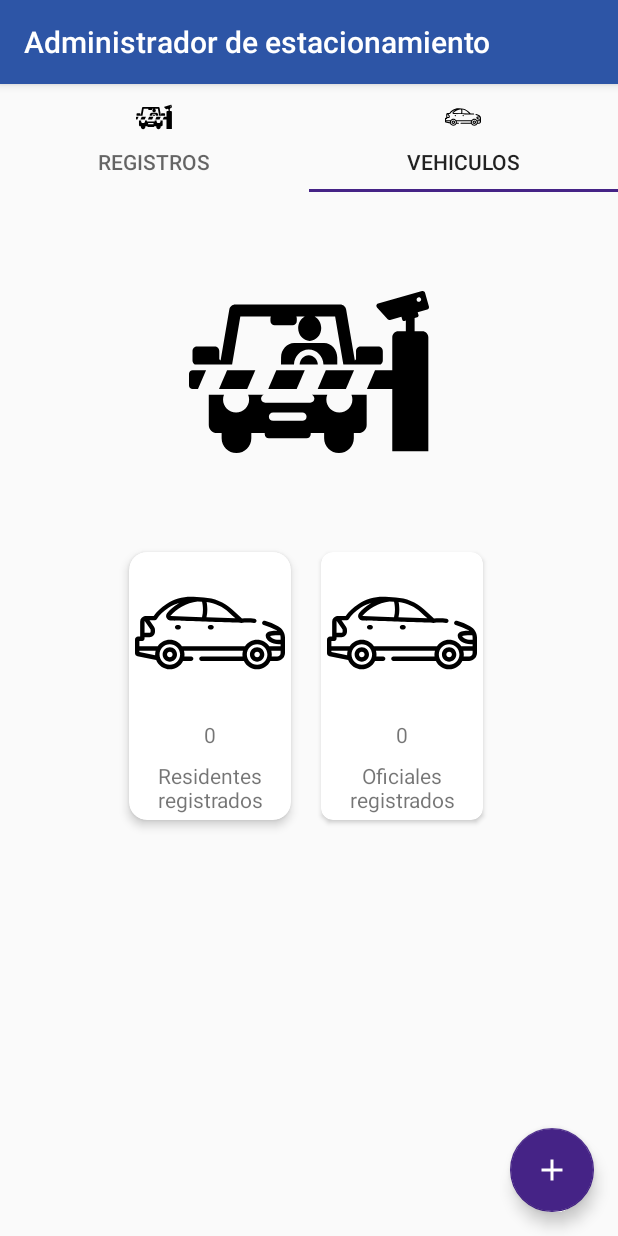
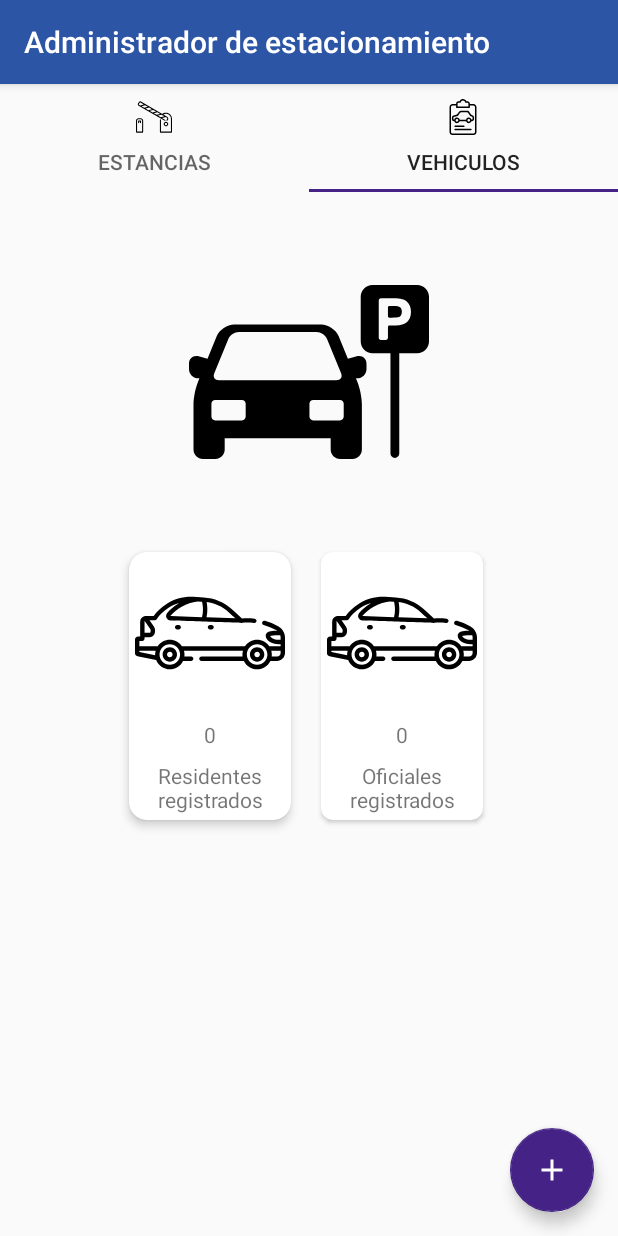
Before and after one commit to kevinPinzon/android-developer-test, an Android app: the screen it shows after launch (MainActivity), tab 2 chosen, on a phone screen of 412 x 824 dp. Run offline under Robolectric (Android 15) with nearby library versions, the phone set to English and light mode, and no system bars; our stand-ins replace Room's generated code.

Commit message:
se agregaron imagenes para iconos

```diff
--- a/AdministradorEstacionamiento/app/src/main/java/com/kevinpinzon/administradorestacionamiento/view/MainActivity.kt
+++ b/AdministradorEstacionamiento/app/src/main/java/com/kevinpinzon/administradorestacionamiento/view/MainActivity.kt
@@ -29,12 +29,12 @@ class MainActivity : AppCompatActivity() {
             TabLayoutMediator.TabConfigurationStrategy { tab, position ->
                 when(position){
                     0 -> {
-                        tab.text = "Registros"
-                        tab.setIcon(R.drawable.ic_parking_barrier)
+                        tab.text = "Estancias"
+                        tab.setIcon(R.drawable.ic_barrier)
                     }
                     1 -> {
                         tab.text = "Vehiculos"
-                        tab.setIcon(R.drawable.ic_automotive)
+                        tab.setIcon(R.drawable.ic_car)
                     }
                 }
             })
--- /dev/null
+++ b/AdministradorEstacionamiento/app/src/main/res/drawable/ic_parking_2.xml
@@ -0,0 +1,15 @@
+<vector xmlns:android="http://schemas.android.com/apk/res/android"
+    android:width="272.523dp"
+    android:height="272.523dp"
+    android:viewportWidth="272.523"
+    android:viewportHeight="272.523">
+  <path
+      android:fillColor="#FF000000"
+      android:pathData="M193.26,118.059c-0.877,0 -1.777,0.126 -2.677,0.373l-10.172,2.802L169.85,95.504c-2.993,-7.289 -11.838,-13.22 -19.717,-13.22h-98.85c-7.88,0 -16.724,5.931 -19.716,13.22l-10.548,25.694l-10.046,-2.767c-0.899,-0.247 -1.799,-0.373 -2.676,-0.373c-4.808,0 -8.297,3.673 -8.297,8.732v5.996c0,5.906 4.806,10.712 10.712,10.712h1.151l-1.705,4.153c-2.78,6.77 -5.043,18.236 -5.043,25.558v51.115c0,5.906 4.806,10.712 10.712,10.712h13.99c5.906,0 10.712,-4.806 10.712,-10.712v-12.764h120.357v12.764c0,5.906 4.806,10.712 10.712,10.712h13.988c5.906,0 10.712,-4.806 10.712,-10.712V173.21c0,-7.321 -2.263,-18.787 -5.043,-25.558l-1.705,-4.153h1.294c5.906,0 10.712,-4.806 10.712,-10.712v-5.996C201.557,121.732 198.067,118.059 193.26,118.059zM28.698,137.681l15.978,-38.918c1.79,-4.36 7.11,-7.928 11.823,-7.928h88.418c4.713,0 10.033,3.567 11.823,7.928l15.978,38.918c1.789,4.36 -0.602,7.928 -5.315,7.928H34.014C29.3,145.608 26.909,142.041 28.698,137.681zM64.365,186.908c0,2.357 -1.929,4.284 -4.284,4.284H29.729c-2.357,0 -4.285,-1.928 -4.285,-4.284v-14.566c0,-2.356 1.928,-4.284 4.285,-4.284h30.352c2.355,0 4.284,1.928 4.284,4.284V186.908zM175.684,186.908c0,2.357 -1.929,4.284 -4.284,4.284h-30.352c-2.355,0 -4.284,-1.928 -4.284,-4.284v-14.566c0,-2.356 1.929,-4.284 4.284,-4.284h30.352c2.355,0 4.284,1.928 4.284,4.284V186.908z"/>
+  <path
+      android:fillColor="#FF000000"
+      android:pathData="M259.125,37.486H208.39c-7.388,0 -13.398,6.011 -13.398,13.398v50.736c0,7.388 6.011,13.399 13.398,13.399h20.367v113.872c0,2.762 2.238,5 5,5c2.762,0 5,-2.238 5,-5V115.02h20.368c7.388,0 13.398,-6.011 13.398,-13.399V50.885C272.523,43.497 266.513,37.486 259.125,37.486zM247.634,79.553c-2.918,2.627 -7.216,3.959 -12.774,3.959h-7.347c-0.882,0 -1.6,0.719 -1.6,1.601v12.389c0,1.346 -1.095,2.44 -2.441,2.44h-5.564c-1.347,0 -2.441,-1.095 -2.441,-2.44V55.007c0,-1.347 1.095,-2.442 2.441,-2.442h14.016c9.285,0 12.751,1.399 15.599,3.816c3.004,2.549 4.526,6.453 4.526,11.606C252.048,73.022 250.564,76.912 247.634,79.553z"/>
+  <path
+      android:fillColor="#FF000000"
+      android:pathData="M239.681,62.825c-1.356,-1.024 -3.755,-1.544 -7.129,-1.544h-5.039c-0.882,0 -1.6,0.718 -1.6,1.599v10.182c0,0.881 0.718,1.599 1.6,1.599h3.019c1.109,0 2.901,-0.082 3.994,-0.183c1.061,-0.097 4.056,-0.531 5.155,-1.361c1.319,-0.998 1.988,-2.724 1.988,-5.129C241.669,65.56 241,63.823 239.681,62.825z"/>
+</vector>
--- a/AdministradorEstacionamiento/app/src/main/res/layout/fragment_home.xml
+++ b/AdministradorEstacionamiento/app/src/main/res/layout/fragment_home.xml
@@ -23,7 +23,7 @@
             android:layout_marginHorizontal="4dp"
             android:layout_marginTop="40dp"
             android:layout_marginBottom="4dp"
-            android:src="@drawable/ic_parking_barrier" />
+            android:src="@drawable/ic_parking_2" />
 
 
         <LinearLayout
--- a/AdministradorEstacionamiento/app/src/main/res/layout/fragment_record.xml
+++ b/AdministradorEstacionamiento/app/src/main/res/layout/fragment_record.xml
@@ -37,7 +37,7 @@
                     android:layout_width="100dp"
                     android:layout_height="100dp"
                     android:layout_margin="4dp"
-                    android:src="@drawable/ic_assignment_black_24dp" />
+                    android:src="@drawable/ic_parking_barrier" />
 
                 <TextView
                     android:id="@+id/textv_registers"
```
Also changed, not shown: AdministradorEstacionamiento/app/src/main/res/drawable/ic_parking.xml (added, +18 -0 lines).
